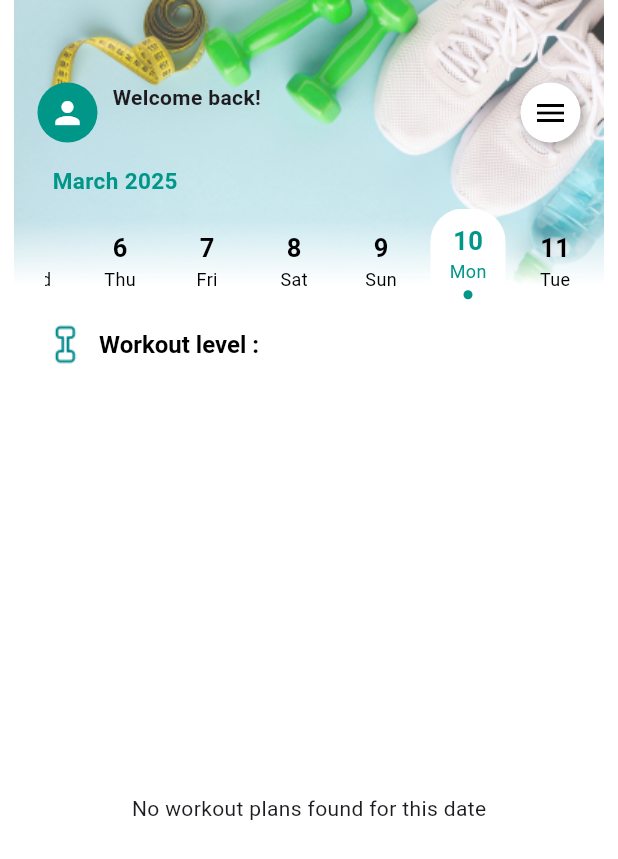
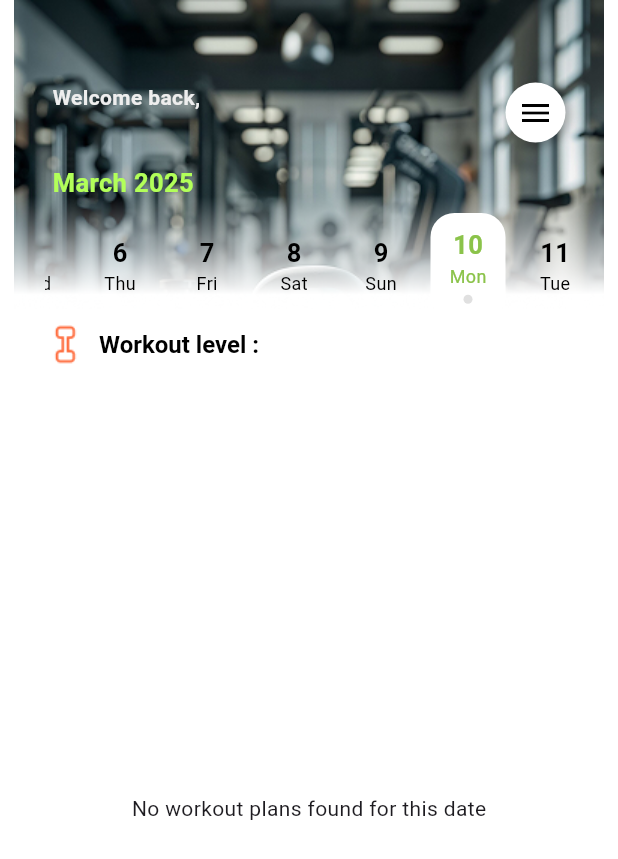
Before and after one commit to liyuwan/RAG-Agent-for-Lifestyle-Improvement, a Flutter app: the WorkoutPlanPage screen opened directly, on a phone screen of 412 x 824 dp. Shown: the top 859 px of the screen. Run offline on Flutter 3.47's test engine with Material 3 defaults, Android fonts, the phone set to English and light mode, and no system bars; our stand-ins replace cloud_firestore, firebase_auth, firebase_core, firebase_storage, flutter_tts, google_sign_in and 2 more; accounts and stored records are empty; project files that could hold a hidden picture were left out.

Commit message:
Updated workout page ui

```diff
--- a/rag_flutter_app/lib/pages/workout_plan_page.dart
+++ b/rag_flutter_app/lib/pages/workout_plan_page.dart
@@ -83,18 +83,12 @@ class _WorkoutPlanPageState extends State<WorkoutPlanPage> {
   // Build user profile and menu section
   Widget buildProfileSection() {
     return Padding(
-      padding: const EdgeInsets.symmetric(horizontal: 25),
+      padding: const EdgeInsets.symmetric(horizontal: 35),
       child: Row(
         children: [
-          CircleAvatar(
-            radius: 20,
-            backgroundColor: Colors.teal,
-            child: Icon(Icons.person, color: Colors.white),
-          ),
-          const SizedBox(width: 10),
           Text(
-            "Welcome back!\n$username", // Display the username here
-            style: const TextStyle(fontSize: 14, fontWeight: FontWeight.w600),
+            "Welcome back,\n$username", // Display the username here
+            style: TextStyle(fontSize: 14, fontWeight: FontWeight.w700, color: Colors.grey[200]),
           ),
           const Spacer(),
           MenuBarIcon(),
@@ -129,9 +123,9 @@ class _WorkoutPlanPageState extends State<WorkoutPlanPage> {
           child: Text(
             DateFormat.yMMMM().format(selectedDate),
             style: TextStyle(
-              fontSize: 15,
+              fontSize: 17, // Increased font size
               fontWeight: FontWeight.bold,
-              color: Colors.teal,
+              color: Colors.lightGreenAccent, // Darker text color
             ),
           ),
         ),
@@ -163,7 +157,7 @@ class _WorkoutPlanPageState extends State<WorkoutPlanPage> {
                     margin: const EdgeInsets.symmetric(horizontal: 4),
                     decoration: BoxDecoration(
                       color: isSelected ? Colors.white : Colors.transparent,
-                      borderRadius: BorderRadius.circular(22), // Increased border radius
+                      borderRadius: BorderRadius.circular(16), // Increased border radius
                     ),
                     alignment: Alignment.center,
                     child: Column(
@@ -174,14 +168,14 @@ class _WorkoutPlanPageState extends State<WorkoutPlanPage> {
                           style: TextStyle(
                             fontSize: 17,
                             fontWeight: FontWeight.w600,
-                            color: isSelected ? Colors.teal : (isToday ? Colors.teal : Colors.black),
+                            color: isSelected ? Colors.lightGreen : (isToday ? Colors.deepOrange[400] : Colors.black),
                           ),
                         ),
                         Text(
                           DateFormat.E().format(date), // Short day name
                           style: TextStyle(
                             fontSize: 12,
-                            color: isSelected ? Colors.teal : (isToday ? Colors.teal : Colors.black),
+                            color: isSelected ? Colors.lightGreen : (isToday ? Colors.deepOrange[300] : Colors.black),
                           ),
                         ),
                         if (isSelected)
@@ -191,7 +185,7 @@ class _WorkoutPlanPageState extends State<WorkoutPlanPage> {
                             height: 6,
                             decoration: BoxDecoration(
                               shape: BoxShape.circle,
-                              color: Colors.teal,
+                              color: Colors.grey[300],
                             ),
                           ),
                       ],
@@ -218,6 +212,7 @@ class _WorkoutPlanPageState extends State<WorkoutPlanPage> {
             'assets/dumbell.png', // Ensure the image exists in assets folder
             width: 28, // Adjust size as needed
             height: 28,
+            color: Colors.deepOrangeAccent,
           ),
           const SizedBox(width: 8), // Spacing between icon and text
           RichText(
@@ -231,8 +226,8 @@ class _WorkoutPlanPageState extends State<WorkoutPlanPage> {
                 const TextSpan(text: "Workout level : "), // Normal text
                 TextSpan(
                   text: workoutLevel, // The variable part (e.g., "Moderate")
-                  style: const TextStyle(
-                    color: Colors.orangeAccent, // Set only the workout level text to orange
+                  style: TextStyle(
+                    color: Colors.orange[400], // Set only the workout level text to orange
                     fontWeight: FontWeight.bold,
                   ),
                 ),
@@ -263,7 +258,7 @@ class _WorkoutPlanPageState extends State<WorkoutPlanPage> {
               borderRadius: BorderRadius.circular(20),
               color: isCompleted
                   ? Colors.green.withOpacity(0.3)
-                  : Colors.teal[50],
+                  : Colors.blueGrey[50],
             ),
             child: Padding(
               padding: const EdgeInsets.only(
@@ -278,7 +273,7 @@ class _WorkoutPlanPageState extends State<WorkoutPlanPage> {
                         style: TextStyle(
                           fontSize: 18,
                           fontWeight: FontWeight.bold,
-                          color: Color(0xFF008989), // Header color changed to teal
+                          color: Colors.lightGreen, // Header color changed to teal
                         ),
                       ),
                       const Spacer(),
```
Also changed, not shown: rag_flutter_app/assets/workout.png.
